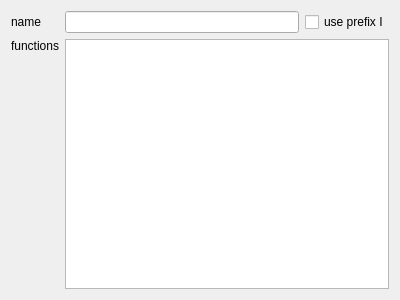
Ulle84/UllesSourceCode, file CodeCreator/GeneratorInterface.ui: the form before one commit.
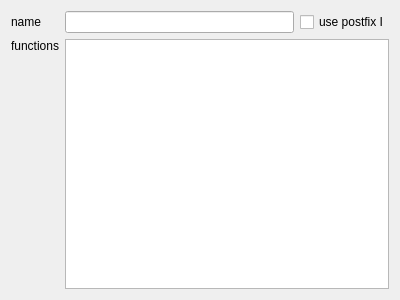
The form after the commit.

The edit to the form file:
```diff
--- a/CodeCreator/GeneratorInterface.ui
+++ b/CodeCreator/GeneratorInterface.ui
@@ -39,7 +39,7 @@
      <item row="0" column="2">
       <widget class="QCheckBox" name="checkBoxPostfix">
        <property name="text">
-        <string>use prefix I</string>
+        <string>use postfix I</string>
        </property>
       </widget>
      </item>
```
